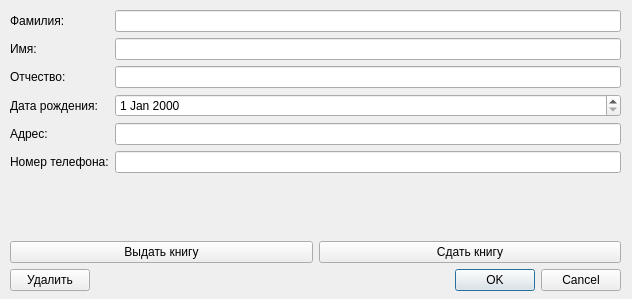
Old version of the form ReaderDialog.ui in the repository sofia-on-air/librarian.
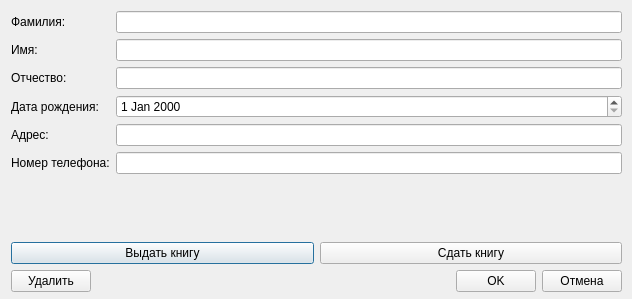
New version of the form.

```diff
--- a/ReaderDialog.ui
+++ b/ReaderDialog.ui
@@ -25,11 +25,11 @@
   <property name="windowTitle">
    <string>Dialog</string>
   </property>
-  <widget class="QWidget" name="layoutWidget">
+  <widget class="QWidget" name="">
    <property name="geometry">
     <rect>
-     <x>10</x>
-     <y>10</y>
+     <x>11</x>
+     <y>11</y>
      <width>611</width>
      <height>281</height>
     </rect>
@@ -127,12 +127,29 @@
        </widget>
       </item>
       <item>
-       <widget class="QDialogButtonBox" name="buttonBox">
+       <spacer name="horizontalSpacer">
         <property name="orientation">
          <enum>Qt::Horizontal</enum>
         </property>
-        <property name="standardButtons">
-         <set>QDialogButtonBox::Cancel|QDialogButtonBox::Ok</set>
+        <property name="sizeHint" stdset="0">
+         <size>
+          <width>40</width>
+          <height>20</height>
+         </size>
+        </property>
+       </spacer>
+      </item>
+      <item>
+       <widget class="QPushButton" name="okButton">
+        <property name="text">
+         <string>OK</string>
+        </property>
+       </widget>
+      </item>
+      <item>
+       <widget class="QPushButton" name="cancelButton">
+        <property name="text">
+         <string>Отмена</string>
         </property>
        </widget>
       </item>
```
Left out of the diff: 35 changed lines with no effect on the pictures.
